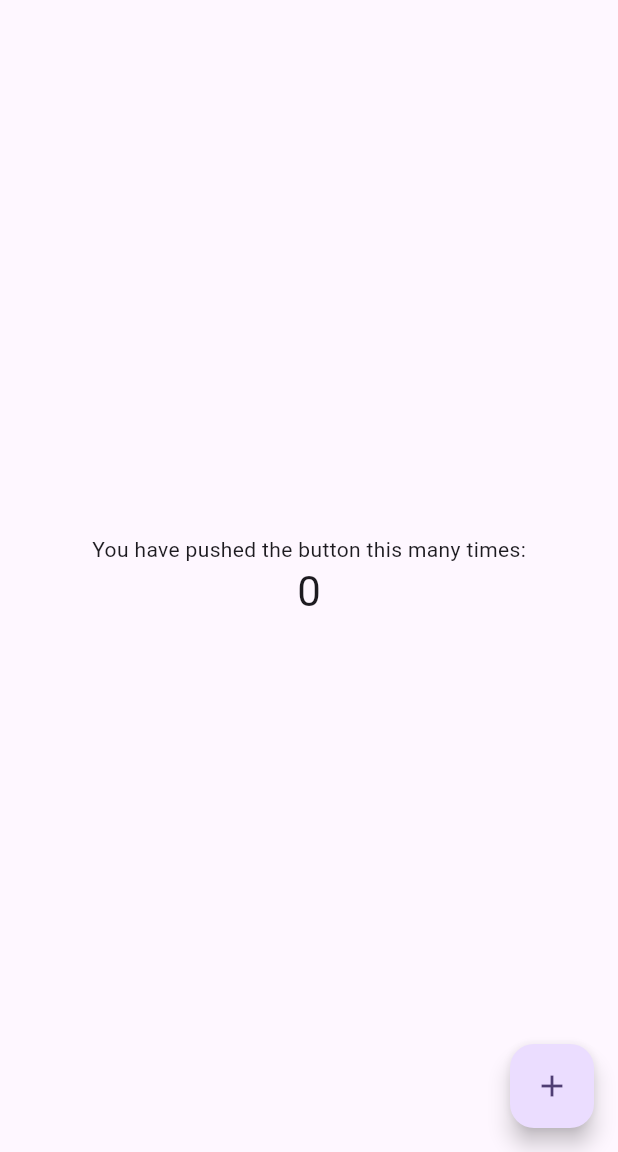
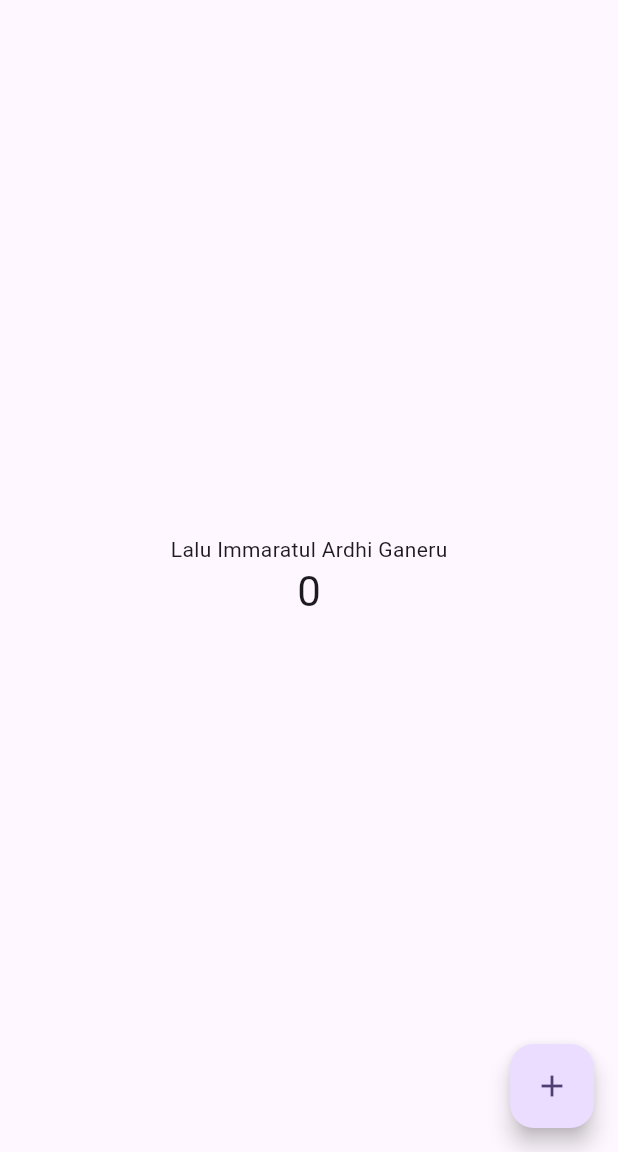
Before and after one commit to ImmarGaneru/flutter-fundamental-part1, a Flutter app: the screen it shows after launch, on a phone screen of 412 x 824 dp, the part 84-1236 px from its top. Run offline on Flutter 3.47's test engine with Material 3 defaults, Android fonts, the phone set to English and light mode, and no system bars.

Commit message:
modul 5 praktikum 2

```diff
--- a/lib/main.dart
+++ b/lib/main.dart
@@ -106,7 +106,7 @@ class _MyHomePageState extends State<MyHomePage> {
           mainAxisAlignment: MainAxisAlignment.center,
           children: <Widget>[
             const Text(
-              'You have pushed the button this many times:',
+              'Lalu Immaratul Ardhi Ganeru',
             ),
             Text(
               '$_counter',
```
Also changed, not shown: images/01.png (added), 1 other file.
